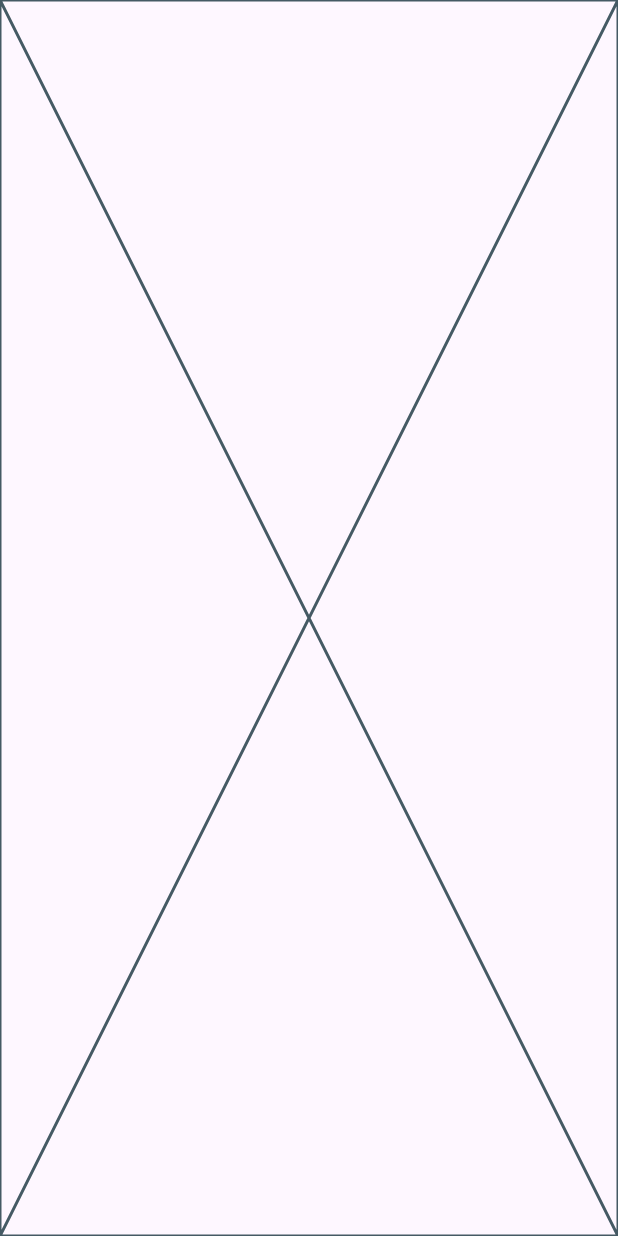
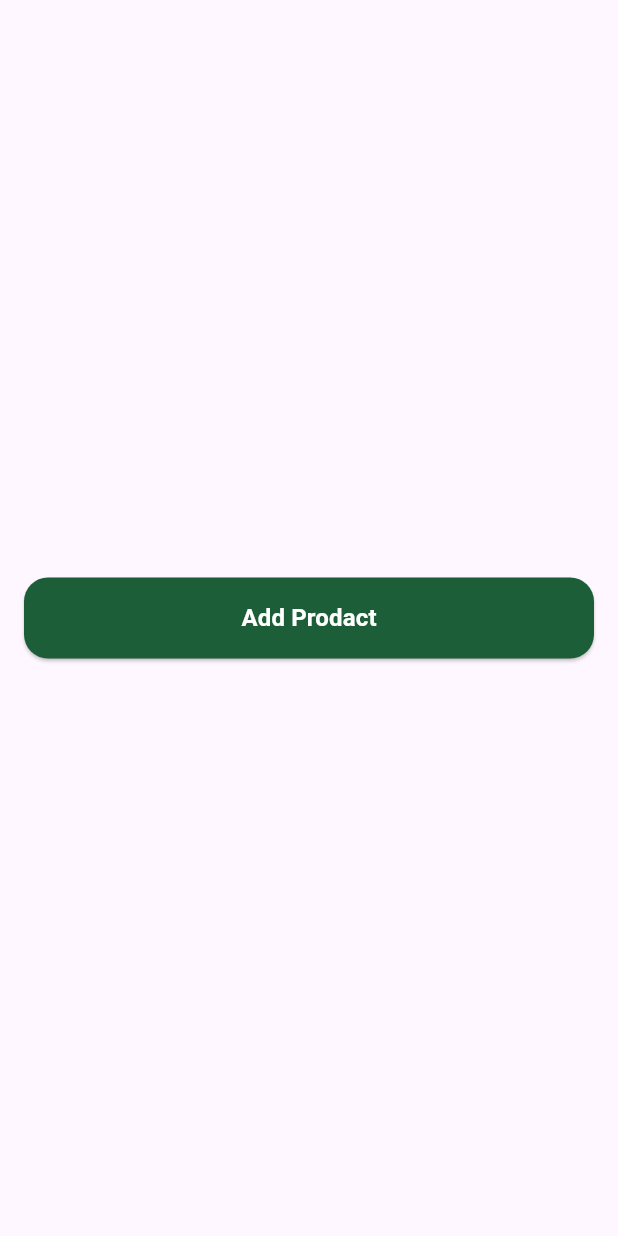
Before and after one commit to eng-tarek-elmarsafy/Fruit-Hub-Dashboard, a Flutter app: the screen it shows after launch, on a phone screen of 412 x 824 dp. Run offline on Flutter 3.47's test engine with Material 3 defaults, Android fonts, the phone set to English and light mode, and no system bars; our stand-ins replace firebase_core; accounts and stored records are empty; Roboto replaces fonts that are missing (Cairo).

Commit message:
feat: implement AddProdact view and integrate with Dashboard

```diff
--- a/lib/core/helper/on_generate_route_function.dart
+++ b/lib/core/helper/on_generate_route_function.dart
@@ -1,10 +1,13 @@
 import 'package:flutter/material.dart';
+import 'package:fruit_hub_bashbord/feature/dashbord/presentation/views/add_prodact.dart';
 import 'package:fruit_hub_bashbord/feature/dashbord/presentation/views/dashbord_view.dart';
 
 Route<dynamic> onGenerateRoute(RouteSettings setting) {
   switch (setting.name) {
     case DashboardView.id:
       return MaterialPageRoute(builder: (context) => const DashboardView());
+    case AddProdact.id:
+      return MaterialPageRoute(builder: (context) => const AddProdact());
 
     default:
       return MaterialPageRoute(
--- a/lib/feature/dashbord/presentation/views/widgets/dashboard_view_body.dart
+++ b/lib/feature/dashbord/presentation/views/widgets/dashboard_view_body.dart
@@ -1,10 +1,22 @@
 import 'package:flutter/material.dart';
+import 'package:fruit_hub_bashbord/core/widgets/custom_button.dart';
+import 'package:fruit_hub_bashbord/feature/dashbord/presentation/views/add_prodact.dart';
 
 class DashboardViewBody extends StatelessWidget {
   const DashboardViewBody({super.key});
 
   @override
   Widget build(BuildContext context) {
-    return const Placeholder();
+    return Padding(
+      padding: const EdgeInsets.symmetric(horizontal: 16),
+      child: Center(
+        child: CustomButton(
+          title: 'Add Prodact',
+          onPressed: () {
+            Navigator.pushNamed(context, AddProdact.id);
+          },
+        ),
+      ),
+    );
   }
 }
```
Also changed, not shown: lib/feature/dashbord/presentation/views/add_prodact.dart (added, +12 -0 lines), lib/feature/dashbord/presentation/views/widgets/add_prodact_body.dart (added, +10 -0 lines).
